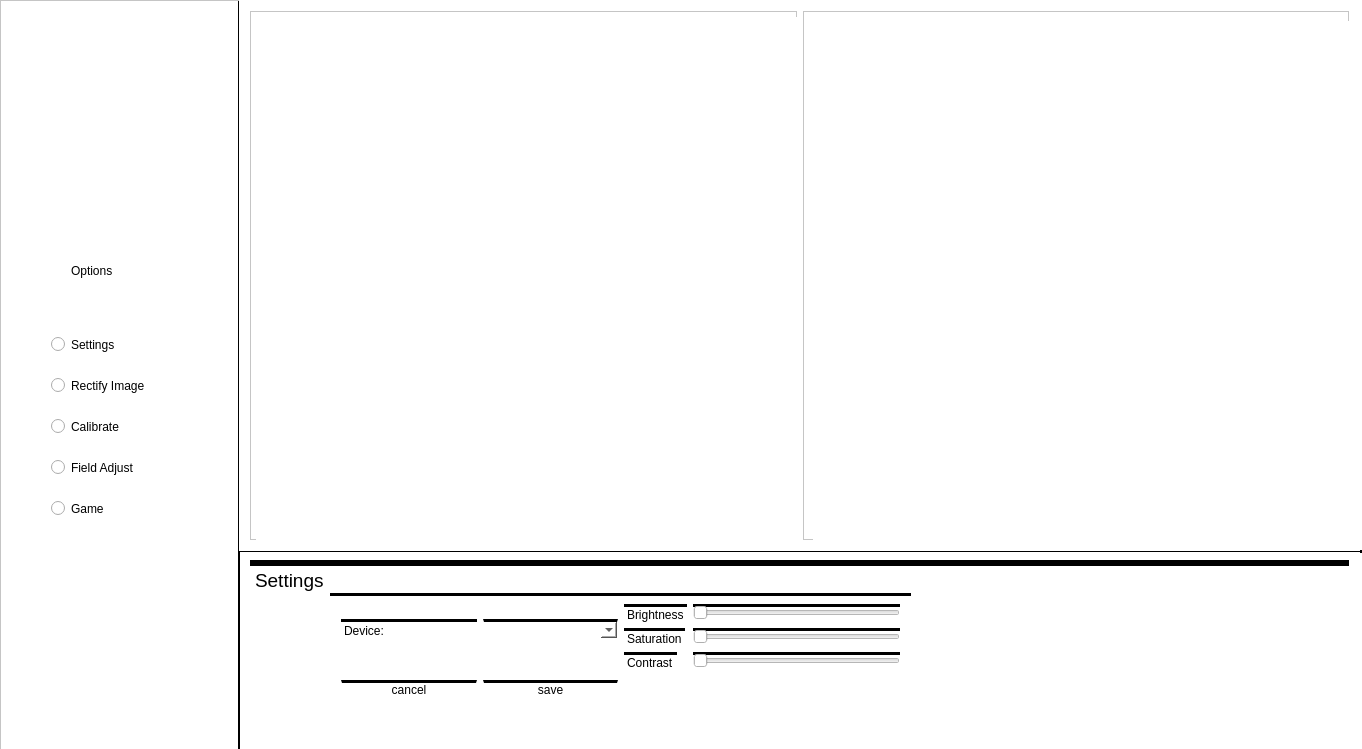
rafaelgp23/InterfaceVSSA, file mainwindow.ui: the form before one commit.
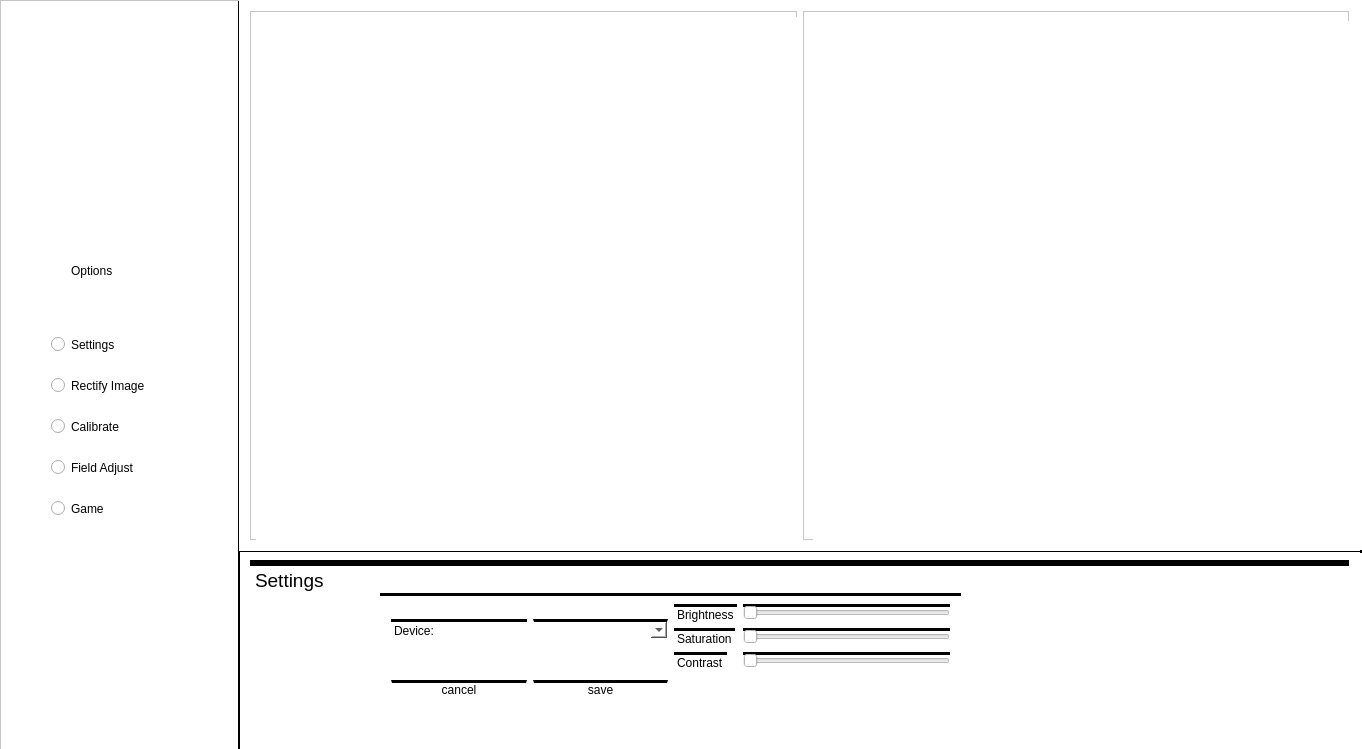
The form after the commit. Icons and pictures are not drawn.

Patch:
```diff
--- a/mainwindow.ui
+++ b/mainwindow.ui
@@ -282,7 +282,7 @@
           <widget class="QWidget" name="horizontalLayoutWidget">
            <property name="geometry">
             <rect>
-             <x>80</x>
+             <x>130</x>
              <y>30</y>
              <width>581</width>
              <height>151</height>
```
Left out of the diff: 5 changed lines with no effect on the pictures.
